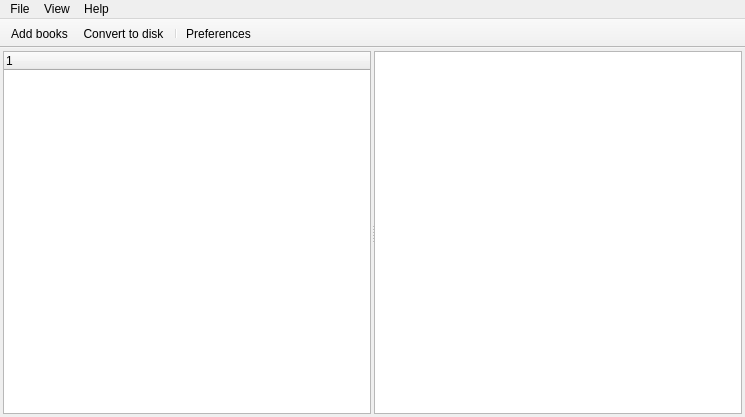
dnkorpushov/libro, file src/main/designer/mainwindow.ui: the form before one commit.
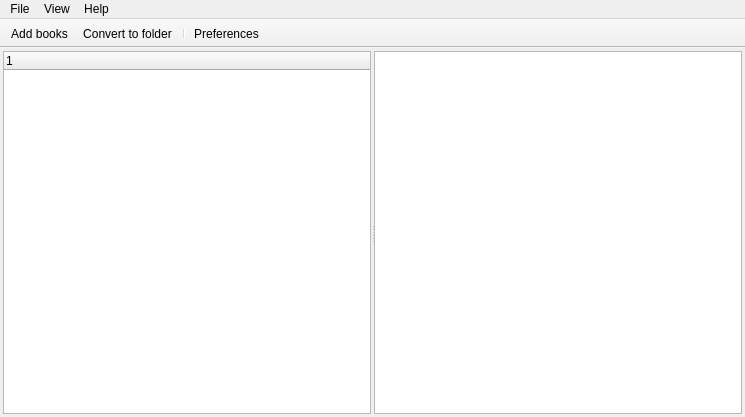
The form after the commit. Icons and pictures are not drawn. Custom widgets are drawn as their Qt base class.

What changed in the file:
```diff
--- a/src/main/designer/mainwindow.ui
+++ b/src/main/designer/mainwindow.ui
@@ -147,7 +147,7 @@
      <normaloff>:/toolbar/tool-hdd.png</normaloff>:/toolbar/tool-hdd.png</iconset>
    </property>
    <property name="text">
-    <string>Convert to disk</string>
+    <string>Convert to folder</string>
    </property>
    <property name="toolTip">
     <string>Convert book to disk</string>
```
Left out of the diff: 8 changed lines with no effect on the pictures.
